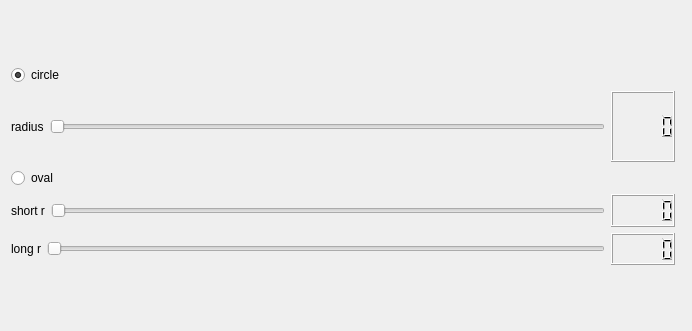
This is Agents/mission_controller_pioneer/src/mission_pathfollowUI.ui in robocomp/robocomp-pioneer as Qt 5 draws it before an edit. The edited form follows.
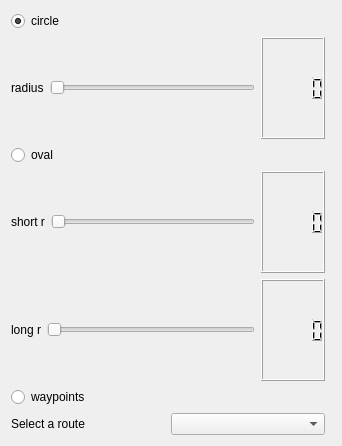
This is the edited form.

Commit message: Add load waypoints path from file and distance label to a waypoint

Patch:
```diff
--- a/Agents/mission_controller_pioneer/src/mission_pathfollowUI.ui
+++ b/Agents/mission_controller_pioneer/src/mission_pathfollowUI.ui
@@ -6,20 +6,19 @@
    <rect>
     <x>0</x>
     <y>0</y>
-    <width>692</width>
-    <height>331</height>
+    <width>342</width>
+    <height>446</height>
    </rect>
   </property>
+  <property name="tabletTracking">
+   <bool>false</bool>
+  </property>
   <property name="windowTitle">
    <string>Follow Path Action</string>
   </property>
   <layout class="QVBoxLayout" name="verticalLayout_2">
    <item>
-    <layout class="QHBoxLayout" name="horizontalLayout_4">
-     <item>
-      <layout class="QVBoxLayout" name="verticalLayout_5">
-       <item>
-        <layout class="QVBoxLayout" name="verticalLayout_4">
+    <layout class="QHBoxLayout" name="horizontalLayout_5">
          <item>
           <layout class="QVBoxLayout" name="verticalLayout">
            <item>
@@ -36,7 +35,7 @@
             </widget>
            </item>
            <item>
-            <layout class="QHBoxLayout" name="horizontalLayout">
+        <layout class="QHBoxLayout" name="horizontalLayout_3">
              <item>
               <widget class="QLabel" name="label">
                <property name="text">
@@ -66,12 +65,6 @@
              </item>
             </layout>
            </item>
-          </layout>
-         </item>
-        </layout>
-       </item>
-       <item>
-        <layout class="QVBoxLayout" name="verticalLayout_3">
          <item>
           <widget class="QRadioButton" name="oval_radio_button">
            <property name="text">
@@ -114,7 +107,7 @@
           </layout>
          </item>
          <item>
-          <layout class="QHBoxLayout" name="horizontalLayout_3">
+        <layout class="QHBoxLayout" name="horizontalLayout">
            <item>
             <widget class="QLabel" name="label_3">
              <property name="text">
@@ -144,31 +137,31 @@
            </item>
           </layout>
          </item>
+       <item>
+        <widget class="QRadioButton" name="waypoints_button">
+         <property name="text">
+          <string>waypoints</string>
+         </property>
+        </widget>
+       </item>
+       <item>
+        <layout class="QHBoxLayout" name="horizontalLayout_4">
+         <item>
+          <widget class="QLabel" name="label_4">
+           <property name="text">
+            <string>Select a route</string>
+           </property>
+          </widget>
+         </item>
+         <item>
+          <widget class="QComboBox" name="list_routes"/>
+         </item>
         </layout>
        </item>
       </layout>
      </item>
      <item>
-      <widget class="QWidget" name="test_widget" native="true">
-       <property name="sizePolicy">
-        <sizepolicy hsizetype="Minimum" vsizetype="Minimum">
-         <horstretch>0</horstretch>
-         <verstretch>0</verstretch>
-        </sizepolicy>
-       </property>
-       <property name="minimumSize">
-        <size>
-         <width>0</width>
-         <height>0</height>
-        </size>
-       </property>
-       <property name="maximumSize">
-        <size>
-         <width>400</width>
-         <height>200</height>
-        </size>
-       </property>
-      </widget>
+      <widget class="QWidget" name="test_widget" native="true"/>
      </item>
     </layout>
    </item>
```
Lines whose indentation alone changed are shown as unchanged. The commit also changes 4 other files.
